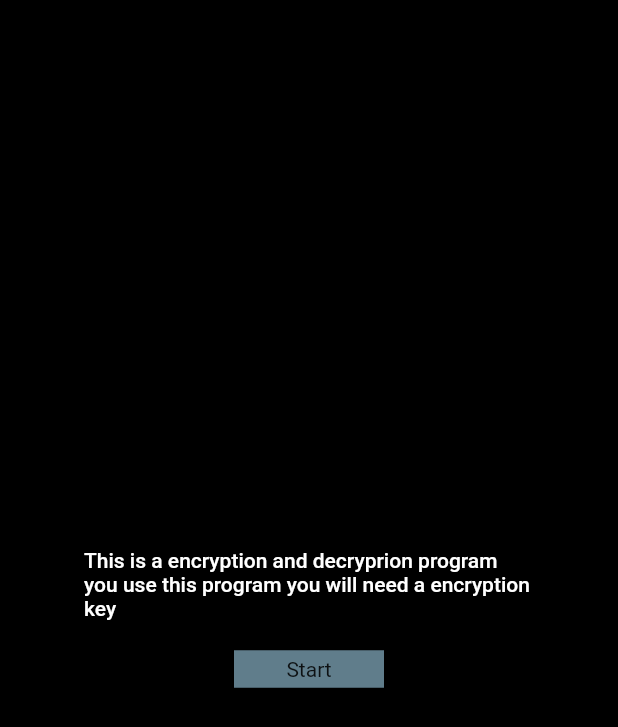
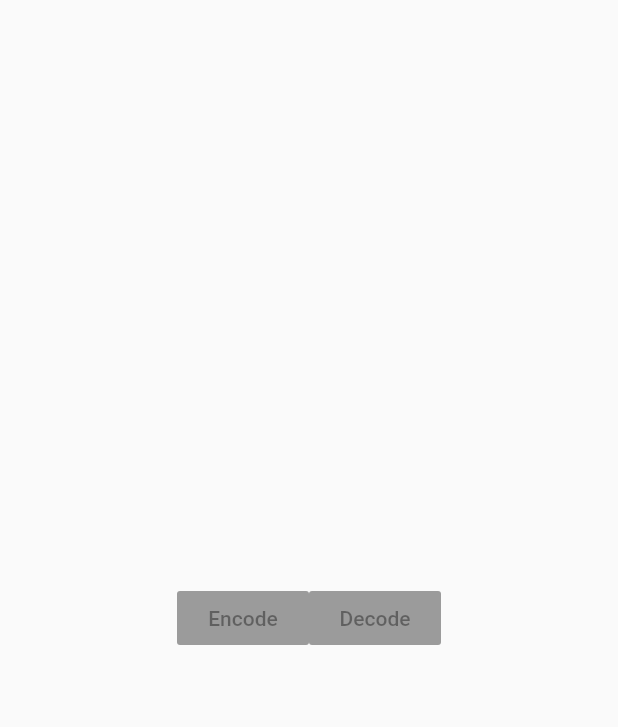
Before and after one commit to ethani149/2.7, a Flutter app: the screen it shows after launch, on a phone screen of 412 x 824 dp. Shown: the top 727 px of the screen. Run offline on Flutter 3.47's test engine with Material 2 defaults, Android fonts, the phone set to English and light mode, and no system bars; Roboto replaces fonts that are missing (InterV_).

Commit message:
Added Main Button Class

```diff
--- a/cypher_advanced_programing/lib/SharedUI/HomeScreen.dart
+++ /dev/null
@@ -1,44 +0,0 @@
-import 'package:cypher_advanced_programing/ViewController/encodeDecodeSelectVC.dart';
-import 'package:flutter/material.dart';
-
-class HomeScreenView extends StatelessWidget {
-  @override
-  Widget build(BuildContext context) {
-    return Column(
-      mainAxisAlignment: MainAxisAlignment.center,
-      children: [
-        Padding(
-          padding: const EdgeInsets.only(bottom: 20),
-          child: Container(
-            width: 300,
-            child: Text(
-              "This is a encryption and decryprion program you use this program you will need a encryption key",
-              style: TextStyle(
-                fontFamily: 'InterV_',
-                color: Color(0xffffffff),
-                fontSize: 14,
-                fontWeight: FontWeight.w500,
-                fontStyle: FontStyle.normal,
-                letterSpacing: 0,
-              ),
-            ),
-          ),
-        ),
-        GestureDetector(
-          onTap: () {
-            Navigator.push(
-                context,
-                MaterialPageRoute(
-                    builder: (context) =>
-                        EncodeDecodeSelectVC())); // Pushing New VC into Navigation Stack
-          },
-          child: Container(
-              width: 100,
-              height: 25,
-              color: Colors.blueGrey,
-              child: Center(child: Text("Start"))),
-        ),
-      ],
-    );
-  }
-}
--- /dev/null
+++ b/cypher_advanced_programing/lib/SharedUI/MainButton.dart
@@ -0,0 +1,15 @@
+import 'package:flutter/material.dart';
+
+class MainButton extends StatelessWidget {
+  @override
+  final Function pressFunction;
+  final String buttonText;
+  const MainButton({Key key, this.pressFunction, this.buttonText})
+      : super(key: key);
+  Widget build(BuildContext context) {
+    return RaisedButton(
+      onPressed: pressFunction,
+      child: Text(buttonText),
+    );
+  }
+}
--- /dev/null
+++ b/cypher_advanced_programing/lib/ViewController/HomeScreen.dart
@@ -0,0 +1,74 @@
+import 'package:cypher_advanced_programing/SharedUI/MainButton.dart';
+import 'package:cypher_advanced_programing/ViewController/encodeDecodeSelectVC.dart';
+import 'package:flutter/material.dart';
+
+// class HomeScreenView extends StatelessWidget {
+//   @override
+//   Widget build(BuildContext context) {
+//     return Column(
+//       mainAxisAlignment: MainAxisAlignment.center,
+//       children: [
+//         Padding(
+//           padding: const EdgeInsets.only(bottom: 20),
+//           child: Container(
+//             width: 300,
+//             child: Text(
+//               "This is a encryption and decryprion program you use this program you will need a encryption key",
+//               style: TextStyle(
+//                 fontFamily: 'InterV_',
+//                 color: Color(0xffffffff),
+//                 fontSize: 14,
+//                 fontWeight: FontWeight.w500,
+//                 fontStyle: FontStyle.normal,
+//                 letterSpacing: 0,
+//               ),
+//             ),
+//           ),
+//         ),
+//         GestureDetector(
+//           onTap: () {
+//             Navigator.push(
+//                 context,
+//                 MaterialPageRoute(
+//                     builder: (context) =>
+//                         EncodeDecodeSelectVC())); // Pushing New VC into Navigation Stack
+//           },
+//           child: Container(
+//               width: 100,
+//               height: 25,
+//               color: Colors.blueGrey,
+//               child: Center(child: Text("Start"))),
+//         ),
+//       ],
+//     );
+//   }
+// }
+
+class HomeScreenView extends StatefulWidget {
+  @override
+  _HomeScreenView createState() => _HomeScreenView();
+}
+
+class _HomeScreenView extends State<HomeScreenView> {
+  @override
+  Widget build(BuildContext context) {
+    return Column(
+      mainAxisAlignment: MainAxisAlignment.center,
+      children: [
+        Row(
+          mainAxisAlignment: MainAxisAlignment.center,
+          children: [
+            MainButton(
+              pressFunction: null,
+              buttonText: "Encode",
+            ),
+            MainButton(
+              pressFunction: null,
+              buttonText: "Decode",
+            )
+          ],
+        )
+      ],
+    );
+  }
+}
--- a/cypher_advanced_programing/lib/ViewController/encodeDecodeSelectVC.dart
+++ b/cypher_advanced_programing/lib/ViewController/encodeDecodeSelectVC.dart
@@ -1,6 +1,6 @@
 import 'package:cypher_advanced_programing/Services/CypherKeyValidator.dart';
 import 'package:cypher_advanced_programing/Services/DecodeService.dart';
-import 'package:cypher_advanced_programing/SharedUI/EncodeDecodeSelectView.dart';
+import 'package:cypher_advanced_programing/SharedUI/KeyTextField.dart';
 import 'package:flutter/material.dart';
 import 'package:flutter/services.dart';
 
--- a/cypher_advanced_programing/lib/main.dart
+++ b/cypher_advanced_programing/lib/main.dart
@@ -1,4 +1,4 @@
-import 'package:cypher_advanced_programing/SharedUI/HomeScreen.dart';
+import 'package:cypher_advanced_programing/ViewController/HomeScreen.dart';
 import 'package:flutter/material.dart';
 
 void main() {
@@ -31,7 +31,6 @@ class _MyHomePageState extends State<MyHomePage> {
   @override
   Widget build(BuildContext context) {
     return Scaffold(
-      backgroundColor: Colors.black,
       body: Center(child: HomeScreenView()),
     );
   }
```
Also changed, not shown: cypher_advanced_programing/lib/SharedUI/KeyTextField.dart (renamed from cypher_advanced_programing/lib/SharedUI/EncodeDecodeSelectView.dart).
